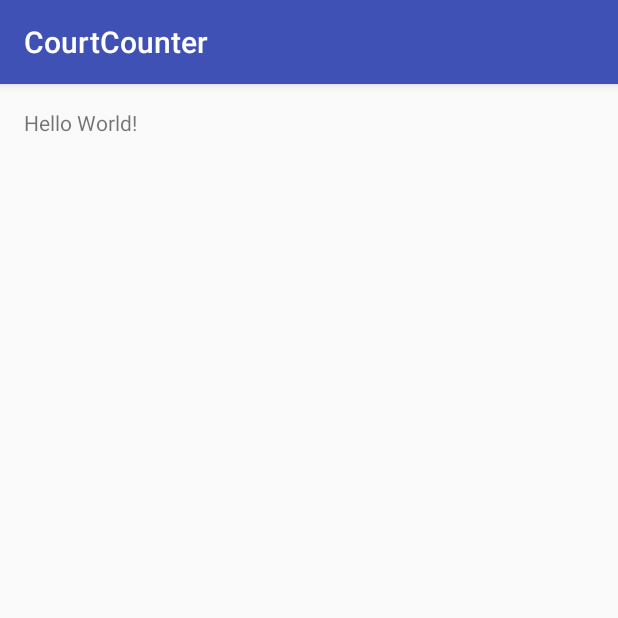
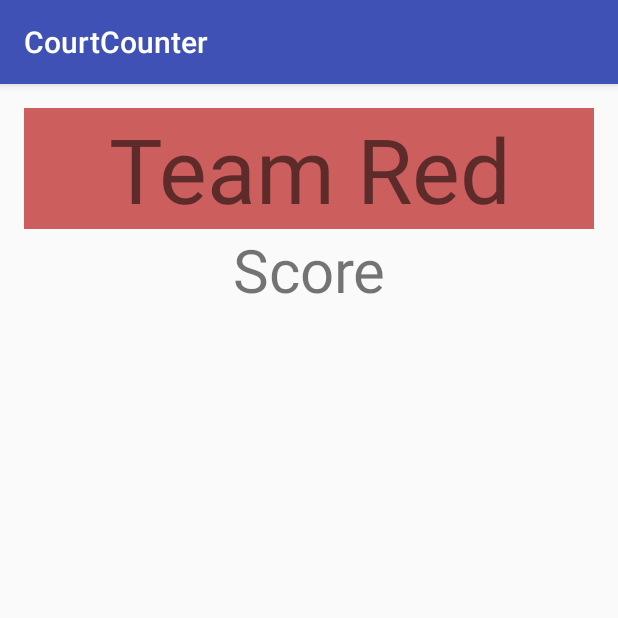
Before and after one commit to Jackson-McGlasson/CourtCounter, an Android app: the screen it shows after launch (MainActivity), on a phone screen of 412 x 824 dp, the top half of it. Run offline under Robolectric (Android 15) with nearby library versions, the phone set to English and light mode, and no system bars.

Commit message:
Worked on milestone 1

```diff
--- a/app/src/main/res/layout/activity_main.xml
+++ b/app/src/main/res/layout/activity_main.xml
@@ -10,7 +10,23 @@
     tools:context="com.academy.app.courtcounter.MainActivity">
 
     <TextView
-        android:layout_width="wrap_content"
+        android:layout_width="match_parent"
         android:layout_height="wrap_content"
-        android:text="Hello World!" />
+        android:text="Team Red"
+        android:textAlignment="center"
+        android:textSize="60sp"
+        android:id="@+id/textView"
+        android:background="#cd5e5e"
+        android:layout_alignParentTop="true"
+        android:layout_alignParentRight="true"
+        android:layout_alignParentEnd="true" />
+    <TextView
+        android:layout_width="match_parent"
+        android:layout_height="wrap_content"
+        android:text="Score"
+        android:textAlignment="center"
+        android:textSize="40sp"
+        android:layout_below="@+id/textView"
+        android:layout_alignParentRight="true"
+        android:layout_alignParentEnd="true" />
 </RelativeLayout>
```
Also changed, not shown: app/src/main/java/com/academy/app/courtcounter/MainActivity.java (line endings or trailing spaces).
